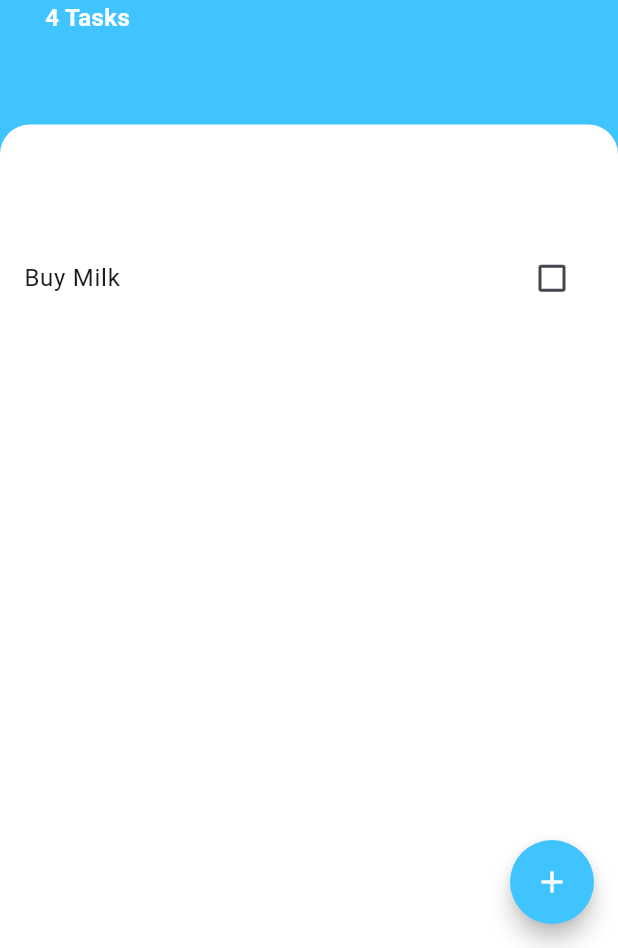
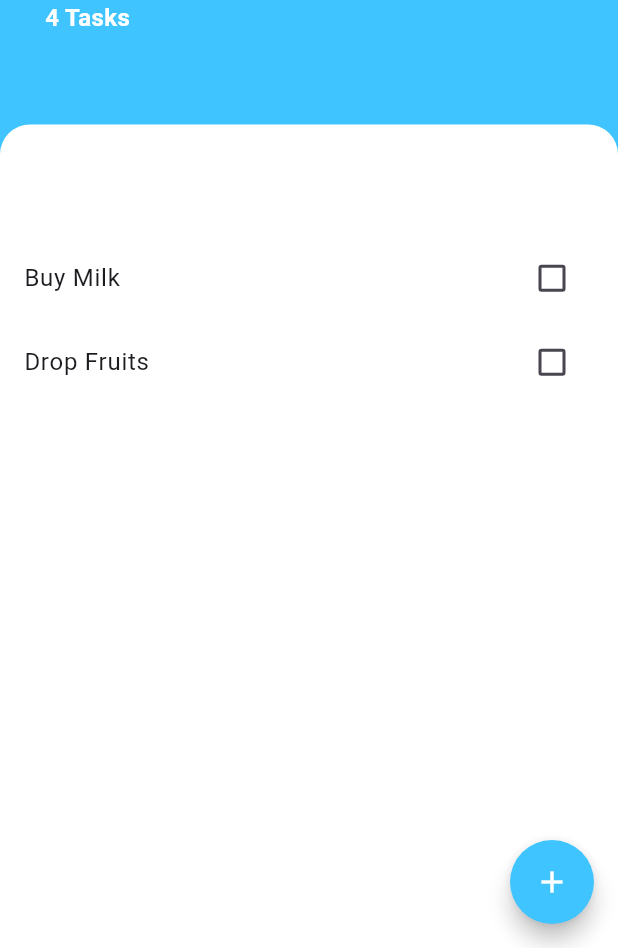
Before and after one commit to Mshankc/todo_list_app, a Flutter app: the screen it shows after launch, on a phone screen of 412 x 824 dp, the part 288-1236 px from its top. Run offline on Flutter 3.47's test engine with Material 3 defaults, Android fonts, the phone set to English and light mode, and no system bars.

Commit message:
added linethrough

```diff
--- a/lib/widgets/task_list.dart
+++ b/lib/widgets/task_list.dart
@@ -9,9 +9,15 @@ class TaskList extends StatefulWidget {
   State<TaskList> createState() => _TaskListState();
 }
 
-bool isChecked = false;
+class _TaskListState extends State<TaskList> {
+  bool isChecked = false;
 
-class _TaskListState extends State<TaskList> {
+  void checkBoxCallBack(bool value) {
+    setState(() {
+      isChecked = !value;
+    });
+  }
+
   @override
   Widget build(BuildContext context) {
     return ListView(
@@ -31,6 +37,18 @@ class _TaskListState extends State<TaskList> {
                     : TextDecoration.none),
           ),
         ),
+        CheckboxListTile(
+          activeColor: Colors.lightBlueAccent,
+          onChanged: (value) => checkBoxCallBack(value!),
+          value: isChecked,
+          title: Text(
+            'Drop Fruits',
+            style: TextStyle(
+                decoration: isChecked == true
+                    ? TextDecoration.lineThrough
+                    : TextDecoration.none),
+          ),
+        ),
       ],
     );
   }
```
Also changed, not shown: lib/screens/home_screen.dart (+9 -2 lines).
